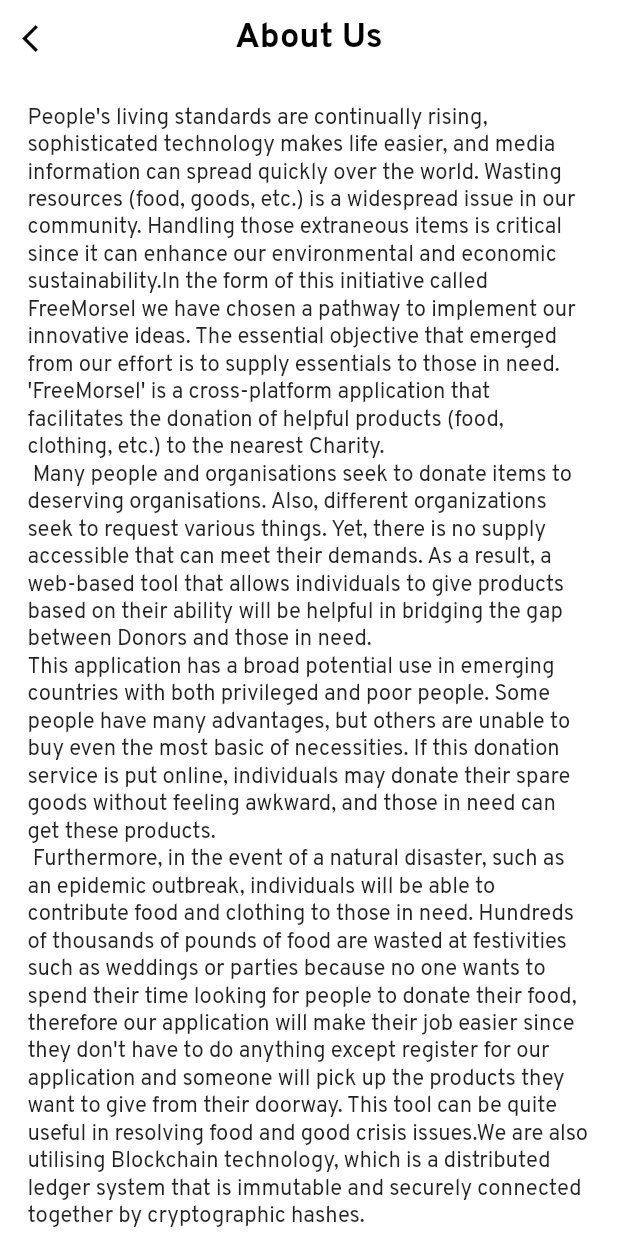
After one commit to tejastamkar/freemorsel, a Flutter app: the SettingsScreen screen opened directly, after a tap on "About Us", on a phone screen of 412 x 824 dp. The commit adds this screen. Run offline on Flutter 3.47's test engine with Material 2 defaults, Android fonts, the phone set to English and light mode, and no system bars; our stand-ins replace animated_splash_screen, cached_network_image, carousel_indicator, carousel_slider, cloud_firestore, firebase_auth and 20 more; accounts and stored records are empty; project files that could hold a hidden picture were left out.

Commit message:
added AboutUS page &changed color of Save btn

```diff
--- a/lib/screens/editprofilescreen.dart
+++ b/lib/screens/editprofilescreen.dart
@@ -3,6 +3,7 @@ import 'package:flutter_svg/flutter_svg.dart';
 import 'package:freemorsel/api/checkuser.dart';
 import 'package:freemorsel/api/userdetails.dart';
 import 'package:freemorsel/data/userdata.dart';
+import 'package:freemorsel/widgets/cards/theme/deftheme.dart';
 import 'package:freemorsel/widgets/profileselector.dart';
 
 class EditProfile extends StatefulWidget {
@@ -210,7 +211,8 @@ class _EditProfileState extends State<EditProfile> {
             shape: RoundedRectangleBorder(
               borderRadius: BorderRadius.circular(14.0),
             ),
-            backgroundColor: Theme.of(context).secondaryHeaderColor,
+            backgroundColor: primary2Color,
+            // Theme.of(context).secondaryHeaderColor,
             padding: const EdgeInsets.symmetric(horizontal: 10, vertical: 15),
           ),
           child: const Text(
--- a/lib/screens/navbarscreens/settings.dart
+++ b/lib/screens/navbarscreens/settings.dart
@@ -4,6 +4,7 @@ import 'package:cloud_firestore/cloud_firestore.dart';
 import 'package:firebase_auth/firebase_auth.dart';
 import 'package:flutter/material.dart';
 import 'package:flutter_switch/flutter_switch.dart';
+import 'package:freemorsel/widgets/aboutus.dart';
 import 'package:freemorsel/widgets/cards/theme/deftheme.dart';
 import 'package:freemorsel/widgets/deletescreen.dart';
 
@@ -253,24 +254,32 @@ class _SettingsState extends State<SettingsScreen> {
               ),
             ),
           ),
-          Card(
-            shape:
-                RoundedRectangleBorder(borderRadius: BorderRadius.circular(10)),
+          InkWell(
+            onTap: () {
+              Navigator.push(context,
+                  MaterialPageRoute(builder: (context) => const AboutPage()));
+            },
+            child: Card(
+              shape: RoundedRectangleBorder(
+                  borderRadius: BorderRadius.circular(10)),
               elevation: 3,
               child: Padding(
-              padding: const EdgeInsets.symmetric(vertical: 22, horizontal: 15),
+                padding:
+                    const EdgeInsets.symmetric(vertical: 22, horizontal: 15),
                 child: Row(
                   mainAxisAlignment: MainAxisAlignment.spaceBetween,
                   children: const [
                     Text(
-                    "About",
-                    style: TextStyle(fontSize: 16, fontWeight: FontWeight.w400),
+                      "About Us",
+                      style:
+                          TextStyle(fontSize: 16, fontWeight: FontWeight.w400),
                     ),
                     Icon(
                       Icons.error_outline_rounded,
                       size: 30,
                     )
                   ],
+                ),
               ),
             ),
           ),
--- /dev/null
+++ b/lib/widgets/aboutus.dart
@@ -0,0 +1,61 @@
+import 'package:flutter/material.dart';
+
+class AboutPage extends StatefulWidget {
+  const AboutPage({super.key});
+
+  @override
+  State<AboutPage> createState() => _AboutPageState();
+}
+
+class _AboutPageState extends State<AboutPage> {
+  @override
+  Widget build(BuildContext context) {
+    return Scaffold(
+      appBar: AppBar(
+          elevation: 0,
+          title: const Text(
+            "About Us",
+            style: TextStyle(
+              fontSize: 25,
+              fontWeight: FontWeight.w700,
+              color: Colors.black,
+            ),
+          ),
+          centerTitle: true,
+          backgroundColor: Colors.transparent,
+          leading: IconButton(
+            icon: const Icon(
+              Icons.arrow_back_ios,
+              color: Colors.black,
+            ),
+            onPressed: () {
+              Navigator.pop(context);
+            },
+          )),
+      body: SingleChildScrollView(
+        child: Padding(
+          padding: const EdgeInsets.symmetric(vertical: 20, horizontal: 20),
+          child: Column(
+            children: const [
+              Text(
+                  "People's living standards are continually rising, sophisticated technology makes life easier, and media information can spread quickly over the world. Wasting resources (food, goods, etc.) is a widespread issue in our community. Handling those extraneous items is critical since it can enhance our environmental and economic sustainability.In the form of this initiative called FreeMorsel we have chosen a pathway to implement our innovative ideas. The essential objective that emerged from our effort is to supply essentials to those in need. 'FreeMorsel' is a cross-platform application that facilitates the donation of helpful products (food, clothing, etc.) to the nearest Charity.",
+                  style: TextStyle(fontSize: 16, fontWeight: FontWeight.w400)),
+              Text(
+                " Many people and organisations seek to donate items to deserving organisations. Also, different organizations seek to request various things. Yet, there is no supply accessible that can meet their demands. As a result, a web-based tool that allows individuals to give products based on their ability will be helpful in bridging the gap between Donors and those in need.",
+                style: TextStyle(fontSize: 16, fontWeight: FontWeight.w400),
+              ),
+              Text(
+                "This application has a broad potential use in emerging countries with both privileged and poor people. Some people have many advantages, but others are unable to buy even the most basic of necessities. If this donation service is put online, individuals may donate their spare goods without feeling awkward, and those in need can get these products. ",
+                style: TextStyle(fontSize: 16, fontWeight: FontWeight.w400),
+              ),
+              Text(
+                " Furthermore, in the event of a natural disaster, such as an epidemic outbreak, individuals will be able to contribute food and clothing to those in need. Hundreds of thousands of pounds of food are wasted at festivities such as weddings or parties because no one wants to spend their time looking for people to donate their food, therefore our application will make their job easier since they don't have to do anything except register for our application and someone will pick up the products they want to give from their doorway. This tool can be quite useful in resolving food and good crisis issues.We are also utilising Blockchain technology, which is a distributed ledger system that is immutable and securely connected together by cryptographic hashes.",
+                style: TextStyle(fontSize: 16, fontWeight: FontWeight.w400),
+              )
+            ],
+          ),
+        ),
+      ),
+    );
+  }
+}
```
Lines whose indentation alone changed are shown as unchanged.
